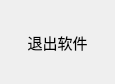
Qt form QtClassClient/settingwidget.ui (ideallx/serveree) before a commit.
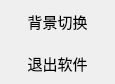
The same form after that commit. Icons and pictures are not drawn.

```diff
--- a/QtClassClient/settingwidget.ui
+++ b/QtClassClient/settingwidget.ui
@@ -30,13 +30,36 @@
     <number>0</number>
    </property>
    <item>
-    <layout class="QHBoxLayout" name="horizontalLayout">
-     <property name="spacing">
-      <number>0</number>
+    <widget class="QToolButton" name="tbChangeStyle">
+     <property name="minimumSize">
+      <size>
+       <width>115</width>
+       <height>42</height>
+      </size>
      </property>
-     <property name="topMargin">
-      <number>0</number>
+     <property name="maximumSize">
+      <size>
+       <width>115</width>
+       <height>42</height>
+      </size>
      </property>
+     <property name="font">
+      <font>
+       <family>Agency FB</family>
+       <pointsize>11</pointsize>
+      </font>
+     </property>
+     <property name="text">
+      <string>背景切换</string>
+     </property>
+     <property name="toolButtonStyle">
+      <enum>Qt::ToolButtonTextBesideIcon</enum>
+     </property>
+     <property name="autoRaise">
+      <bool>true</bool>
+     </property>
+    </widget>
+   </item>
      <item>
       <widget class="QToolButton" name="exitButton">
        <property name="minimumSize">
@@ -71,8 +94,6 @@
         <bool>true</bool>
        </property>
       </widget>
-     </item>
-    </layout>
    </item>
   </layout>
  </widget>
```
Lines whose indentation alone changed are shown as unchanged.
